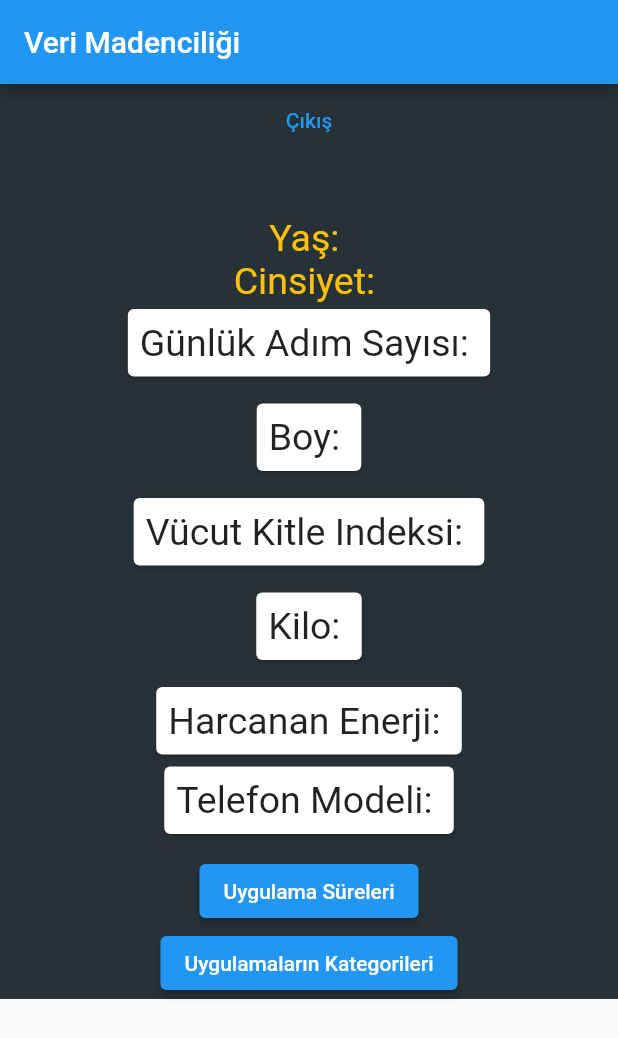
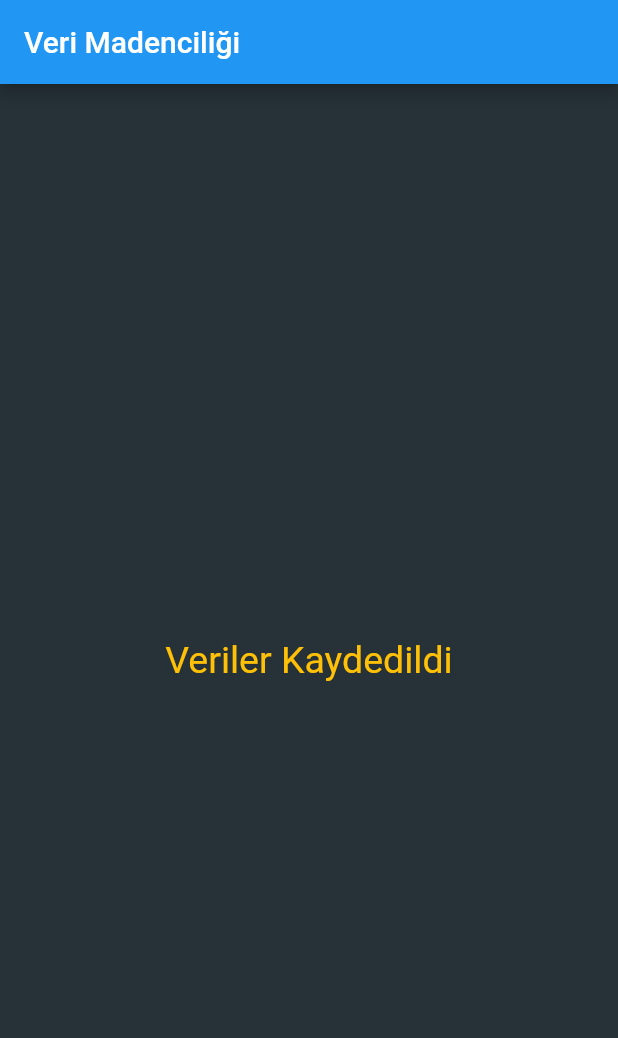
Before and after one commit to ahmtydn/DataMiningProject, a Flutter app: the LoginedInWidget screen opened directly with empty values, on a phone screen of 412 x 824 dp. Shown: the top 1038 px of the screen. Run offline on Flutter 3.47's test engine with Material 2 defaults, Android fonts, the phone set to English and light mode, and no system bars; our stand-ins replace animated_splash_screen, device_info_plus, firebase_auth, firebase_core, firebase_database, google_sign_in and 4 more; missing offline and left inert: app_usage, device_apps, health, launch_review; accounts and stored records are empty.

Commit message:
v1.0.2
veriler veritabanına günlük 1 kez kaydedilecek şekilde ayarlandı.
eğerki tekrar uygulamaya giriş yapılırsa veriler güncelleniyor.

```diff
--- a/lib/auth/googleSignIn.dart
+++ b/lib/auth/googleSignIn.dart
@@ -1,7 +1,5 @@
 import 'dart:convert';
-
 import 'package:firebase_auth/firebase_auth.dart';
-import 'package:flutter/material.dart';
 import 'package:google_sign_in/google_sign_in.dart';
 import 'package:http/http.dart' as http;
 import 'package:shared_preferences/shared_preferences.dart';
--- a/lib/auth/login_screen.dart
+++ b/lib/auth/login_screen.dart
@@ -17,7 +17,6 @@ class _LoginScreenState extends State<LoginScreen> {
   Widget build(BuildContext context) {
  var size=MediaQuery.of(context).size;
     return Scaffold(
-
       backgroundColor: Colors.white,
       body: Column(
         mainAxisAlignment: MainAxisAlignment.center,
@@ -37,7 +36,7 @@ class _LoginScreenState extends State<LoginScreen> {
                   decoration: BoxDecoration(
                     color: Colors.grey.shade100,
                     borderRadius: BorderRadius.circular(15),
-                    boxShadow: [
+                    boxShadow: const [
                       BoxShadow(
                         color: Colors.indigo,
                         spreadRadius: 1,
@@ -49,7 +48,7 @@ class _LoginScreenState extends State<LoginScreen> {
                         spreadRadius: 2,
                         blurRadius: 8,
                         offset: Offset(4, 4),
-                      )
+                      ),
                     ],
                   ),
                   child: Center(
--- a/lib/model/dataModel.dart
+++ b/lib/model/dataModel.dart
@@ -1,20 +1,107 @@
+// To parse this JSON data, do
+//
+//     final dataModel = dataModelFromJson(jsonString);
+
+import 'dart:convert';
+
+DataModel dataModelFromJson(String str) => DataModel.fromJson(json.decode(str));
+
+String dataModelToJson(DataModel data) => json.encode(data.toJson());
+
 class DataModel {
+  DataModel({
+    required this.age,
+    required this.stepsTotal,
+    required this.bodyMassIndex,
+    required this.energyBurned,
+    required this.gender,
+    required this.height,
+    required this.phoneModel,
+    required this.saveTime,
+    required this.weight,
+    required this.infoAppUse,
+    required this.appsCategory,
+  });
+
   String age;
+  String stepsTotal;
+  String bodyMassIndex;
+  String energyBurned;
   String gender;
-  String stepsTotal;
   String height;
+  String phoneModel;
+  DateTime saveTime;
   String weight;
-  String body_mass_index;
-  String energyBurned;
-  String phoneModel;
+  List<InfoAppUse> infoAppUse;
+  List<AppsCategory> appsCategory;
 
-  DataModel(
-      {required this.age,
-      required this.gender,
-      required this.stepsTotal,
-      required this.weight,
-      required this.height,
-      required this.body_mass_index,
-      required this.energyBurned,
-      required this.phoneModel});
+  factory DataModel.fromJson(Map<String, dynamic> json) => DataModel(
+        age: json["age"],
+        stepsTotal: json["stepsTotal"],
+        bodyMassIndex: json["body_mass_index"],
+        energyBurned: json["energyBurned"],
+        gender: json["gender"],
+        height: json["height"],
+        phoneModel: json["phoneModel"],
+        saveTime: DateTime.parse(json["saveTime"]),
+        weight: json["weight"],
+        infoAppUse: List<InfoAppUse>.from(
+            json["infoAppUse"].map((x) => InfoAppUse.fromJson(x))),
+        appsCategory: List<AppsCategory>.from(
+            json["appsCategory"].map((x) => AppsCategory.fromJson(x))),
+      );
+
+  Map<String, dynamic> toJson() => {
+        "age": age,
+        "stepsTotal": stepsTotal,
+        "body_mass_index": bodyMassIndex,
+        "energyBurned": energyBurned,
+        "gender": gender,
+        "height": height,
+        "phoneModel": phoneModel,
+        "saveTime": saveTime.toIso8601String(),
+        "weight": weight,
+        "infoAppUse": List<dynamic>.from(infoAppUse.map((x) => x.toJson())),
+        "appsCategory": List<dynamic>.from(appsCategory.map((x) => x.toJson())),
+      };
 }
+
+class AppsCategory {
+  AppsCategory({
+    required this.appName,
+    required this.category,
+  });
+
+  String appName;
+  String category;
+
+  factory AppsCategory.fromJson(Map<String, dynamic> json) => AppsCategory(
+        appName: json["appName"],
+        category: json["category"],
+      );
+
+  Map<String, dynamic> toJson() => {
+        "appName": appName,
+        "category": category,
+      };
+}
+
+class InfoAppUse {
+  InfoAppUse({
+    required this.appName,
+    required this.appUseTime,
+  });
+
+  String appName;
+  String appUseTime;
+
+  factory InfoAppUse.fromJson(Map<String, dynamic> json) => InfoAppUse(
+        appName: json["appName"],
+        appUseTime: json["appUseTime"],
+      );
+
+  Map<String, dynamic> toJson() => {
+        "appName": appName,
+        "appUseTime": appUseTime,
+      };
+}
--- a/lib/pages/HomePage.dart
+++ b/lib/pages/HomePage.dart
@@ -1,11 +1,12 @@
+import 'dart:convert';
+import 'package:device_apps/device_apps.dart';
+import 'package:http/http.dart' as http;
+import 'package:app_usage/app_usage.dart';
 import 'package:device_info_plus/device_info_plus.dart';
-import 'package:firebase_auth/firebase_auth.dart';
+import 'package:firebase_database/firebase_database.dart';
 import 'package:flutter/material.dart';
-import 'package:provider/provider.dart';
-import 'package:verimadenciligi/apps/appUsage.dart';
-import 'package:verimadenciligi/apps/appsCategory.dart';
+import 'package:shared_preferences/shared_preferences.dart';
 import 'package:verimadenciligi/auth/googleSignIn.dart';
-import 'package:verimadenciligi/auth/login_screen.dart';
 import 'package:verimadenciligi/fetchData/fetchData.dart';
 import 'package:verimadenciligi/model/dataModel.dart';
 
@@ -17,9 +18,19 @@ class HomePage extends StatefulWidget {
 }
 
 class _HomePageState extends State<HomePage> {
+  //#region definitions
   DataModel? _dataModel;
   bool isLoading = true;
+  DatabaseReference? referenceData;
+  DatabaseReference? referenceChild;
+  List<InfoAppUse> _infosApps = [];
+  List<AppsCategory> _categoryApps = [];
+  List<AppUsageInfo> infoList = [];
+  List<Application> apps = [];
+  String? dataID;
+  //#endregion
 
+  //#region  Fetching
   Future<void> fetchsData() async {
     await fetchData().authorizationCheck();
     var _steps,
@@ -51,17 +62,23 @@ class _HomePageState extends State<HomePage> {
         .genderReadSharedPreferences()
         .then((value) => _genders = value.toString());
     await deviceInfoGet().then((value) => _phoneModel = value.toString());
+    DateTime time = DateTime.now();
 
     _dataModel = DataModel(
       stepsTotal: _steps,
       height: _height,
       weight: _weight,
       energyBurned: _energyBurned,
-      body_mass_index: _body_mass_index,
+      bodyMassIndex: _body_mass_index,
       age: _age,
       gender: _genders,
       phoneModel: _phoneModel,
+      infoAppUse: _infosApps,
+      saveTime: time,
+      appsCategory: _categoryApps,
     );
+
+    save();
   }
 
   Future<void> fetchDataMain() async {
@@ -74,11 +91,94 @@ class _HomePageState extends State<HomePage> {
   Future<String> deviceInfoGet() async {
     DeviceInfoPlugin deviceInfo = DeviceInfoPlugin();
     AndroidDeviceInfo androidInfo = await deviceInfo.androidInfo;
+
     return androidInfo.model;
   }
 
+  Future<void> getCetogrys() async {
+    apps = await DeviceApps.getInstalledApplications();
+    List.generate(
+        apps.length,
+        (index) => _categoryApps.add(AppsCategory(
+            appName: apps[index].appName.toString(),
+            category: apps[index].category.name.toString())));
+  }
+
+  Future<void> save() async {
+    await dataSave();
+  }
+
+  Future<void> dataSave() async {
+    DateTime _time = DateTime.now();
+    String nowTime="${_time.day}/${_time.month}/${_time.year}";
+    print("Şimdiki zaman: $nowTime");
+    bool sharedPermission=await checkSharedPrefences(nowTime);
+    if(!sharedPermission){
+
+
+      var jsonData = jsonEncode(_dataModel!);
+      var url =
+          "https://verimadenciligi-365117-default-rtdb.firebaseio.com/dataApps.json";
+      var httpClient = http.Client();
+      var response = await httpClient.post(Uri.parse(url), body: jsonData);
+      var id=response.body.substring(9,29);
+      await removeShared();
+      saveSharedPrefences(dataID: id,time: nowTime);
+      print("response id: ${id}");
+    }
+    else{
+      var jsonData = jsonEncode(_dataModel!);
+      print(dataID);
+      var url =
+          "https://verimadenciligi-365117-default-rtdb.firebaseio.com/dataApps/${dataID}.json";
+      var httpClient = http.Client();
+      await httpClient.put(Uri.parse(url), body: jsonData);
+    }
+
+  }
+
+  Future<void>removeShared() async {
+    var sharedPreferences = await SharedPreferences.getInstance();
+    sharedPreferences.remove("time");
+    sharedPreferences.remove("dataID");
+  }
+
+  Future<bool> checkSharedPrefences(String nowDate) async {
+   var sharedPreferences = await SharedPreferences.getInstance();
+   var time=sharedPreferences.getString("time");
+   dataID=sharedPreferences.getString("dataID");
+   if(time!=null&&dataID!=null&&time==nowDate){
+     return true;
+   }else{
+     return false;
+   }
+  }
+
+  Future<void> saveSharedPrefences({String? dataID,String? time}) async {
+    var sharedPreferences = await SharedPreferences.getInstance();
+    sharedPreferences.setString("time", time!);
+    sharedPreferences.setString("dataID", dataID!);
+  }
+
+  void getUsageStats() async {
+    try {
+      DateTime now = new DateTime.now();
+      DateTime startDate = DateTime(now.year, now.month, now.day);
+      infoList = await AppUsage.getAppUsage(startDate, now);
+      List.generate(
+          infoList.length,
+          (index) => _infosApps.add(InfoAppUse(
+              appName: infoList[index].appName.toString(),
+              appUseTime: infoList[index].usage.toString())));
+    } on AppUsageException catch (exception) {
+      print(exception);
+    }
+  }
+//#endregion
   @override
   void initState() {
+    getUsageStats();
+    getCetogrys();
     fetchDataMain();
     super.initState();
   }
@@ -103,124 +203,11 @@ class LoginedInWidget extends StatelessWidget {
   @override
   Widget build(BuildContext context) {
     return Scaffold(
+      backgroundColor: Colors.blueGrey.shade900,
       appBar: AppBar(
         title: Text("Veri Madenciliği"),
       ),
-      body: SingleChildScrollView(
-        child: Column(
-          children: [
-            Container(
-              alignment: Alignment.center,
-              color: Colors.blueGrey.shade900,
-              child: Column(
-                mainAxisAlignment: MainAxisAlignment.center,
-                children: [
-                  TextButton(
-                      onPressed: () {
-                        AuthServices().logout();
-                      },
-                      child: Text("Çıkış")),
-                  const SizedBox(
-                    height: 32,
-                  ),
-                  SizedBox(
-                    height: 8,
-                  ),
-                  Text(
-                    "Yaş: ${model.age}",
-                    style: TextStyle(color: Colors.amber, fontSize: 25),
-                  ),
-                  Text(
-                    "Cinsiyet: ${model.gender}",
-                    style: TextStyle(color: Colors.amber, fontSize: 25),
-                  ),
-                  Card(
-                      child: Padding(
-                    padding: const EdgeInsets.all(8.0),
-                    child: Text(
-                      "Günlük Adım Sayısı: ${model.stepsTotal == null ? 0 : model.stepsTotal.toString()}",
-                      style: TextStyle(fontSize: 25),
-                    ),
-                  )),
-                  SizedBox(
-                    height: 10,
-                  ),
-                  Card(
-                      child: Padding(
-                    padding: const EdgeInsets.all(8.0),
-                    child: Text(
-                      "Boy: ${model.height.toString()}",
-                      style: TextStyle(fontSize: 25),
-                    ),
-                  )),
-                  SizedBox(
-                    height: 10,
-                  ),
-                  Card(
-                      child: Padding(
-                    padding: const EdgeInsets.all(8.0),
-                    child: Text(
-                      "Vücut Kitle Indeksi: ${model.body_mass_index.toString()}",
-                      style: TextStyle(fontSize: 25),
-                    ),
-                  )),
-                  SizedBox(
-                    height: 10,
-                  ),
-                  Card(
-                      child: Padding(
-                    padding: const EdgeInsets.all(8.0),
-                    child: Text(
-                      "Kilo: ${model.weight.toString()}",
-                      style: TextStyle(fontSize: 25),
-                    ),
-                  )),
-                  SizedBox(
-                    height: 10,
-                  ),
-                  Card(
-                      child: Padding(
-                    padding: const EdgeInsets.all(8.0),
-                    child: Text(
-                      "Harcanan Enerji: ${model.energyBurned.toString()}",
-                      style: TextStyle(fontSize: 25),
-                    ),
-                  )),
-                  Card(
-                      child: Padding(
-                    padding: const EdgeInsets.all(8.0),
-                    child: Text(
-                      "Telefon Modeli: ${model.phoneModel.toString()}",
-                      style: TextStyle(fontSize: 25),
-                    ),
-                  )),
-                  SizedBox(
-                    height: 10,
-                  ),
-                  ElevatedButton(
-                    onPressed: () {
-                      Navigator.push(
-                          context,
-                          MaterialPageRoute(
-                              builder: (context) => AppUsageClass()));
-                    },
-                    child: Text("Uygulama Süreleri"),
-                  ),
-                  ElevatedButton(
-                    onPressed: () {
-                      Navigator.push(
-                          context,
-                          MaterialPageRoute(
-                              builder: (context) => AppsCategory()));
-                    },
-                    child: Text("Uygulamaların Kategorileri"),
-                  ),
-                ],
-              ),
-            ),
-          ],
-        ),
-      ),
+      body: const Center(child: Text("Veriler Kaydedildi",style: TextStyle(fontSize: 25,color: Colors.amber),))
     );
   }
 }
--- a/pubspec.yaml
+++ b/pubspec.yaml
@@ -37,6 +37,7 @@ dependencies:
   lottie: ^1.4.3
   firebase_auth: ^4.0.1
   google_sign_in: ^5.4.2
+  firebase_database: ^10.0.2
   firebase_core: ^2.0.0
   ionicons: ^0.1.2
   animated_splash_screen: ^1.3.0
```
Also changed, not shown: lib/apps/appUsage.dart (deleted, +0 -58 lines), lib/apps/appsCategory.dart (deleted, +0 -49 lines), lib/model/saveDataModel.dart (added, +27 -0 lines), pubspec.lock, 1 other file.
